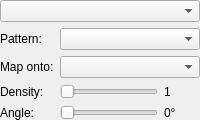
Qt form ui/forms/StripKernelColormapPanel.ui (Wolfieeewolf/OpenRGB3DSpatialPlugin) before a commit.
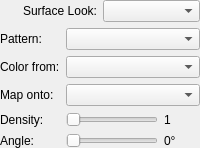
The same form after that commit.

Commit message:
feat: Colors & Patterns regroup, OpenRGB ColorWheel stops, pattern compose
Surface Look / Colour / Pattern layout, Color from Pattern|Effect, and OpenRGB ColorWheel dialog for stop picking instead of QColorDialog.

What changed in the file:
```diff
--- a/ui/forms/StripKernelColormapPanel.ui
+++ b/ui/forms/StripKernelColormapPanel.ui
@@ -16,11 +16,31 @@
     <number>0</number>
    </property>
    <item>
-    <widget class="QComboBox" name="sourceCombo">
-     <property name="toolTip">
-      <string>Surface Look paints the lit parts of the effect. Effect Colors uses rainbow/stops. Pattern uses a kernel with its own colors and animation.</string>
+    <layout class="QHBoxLayout" name="surfaceLookRow">
+     <property name="spacing">
+      <number>6</number>
      </property>
-    </widget>
+     <item>
+      <widget class="QLabel" name="surfaceLookCaption">
+       <property name="text">
+        <string>Surface Look:</string>
+       </property>
+       <property name="alignment">
+        <set>Qt::AlignRight|Qt::AlignVCenter</set>
+       </property>
+      </widget>
+     </item>
+     <item>
+      <widget class="QComboBox" name="sourceCombo">
+       <property name="toolTip">
+        <string>Effect Colors = Look/Custom/Rainbow on the lit shape. Pattern = kernel motion/layout (Color from chooses palette vs effect colours).</string>
+       </property>
+       <property name="accessibleName">
+        <string>Surface Look</string>
+       </property>
+      </widget>
+     </item>
+    </layout>
    </item>
    <item>
     <widget class="QWidget" name="secondaryPanel">
@@ -48,23 +68,40 @@
        <widget class="QComboBox" name="kernelCombo"/>
       </item>
       <item row="1" column="0">
+       <widget class="QLabel" name="colorFromCaption">
+        <property name="text">
+         <string>Color from:</string>
+        </property>
+       </widget>
+      </item>
+      <item row="1" column="1" colspan="2">
+       <widget class="QComboBox" name="colorFromCombo">
+        <property name="toolTip">
+         <string>Pattern = kernel palette. Effect = Look/Custom/Rainbow with Hue/Sat and Flat/Rich; the pattern supplies motion and shade.</string>
+        </property>
+        <property name="accessibleName">
+         <string>Pattern color from</string>
+        </property>
+       </widget>
+      </item>
+      <item row="2" column="0">
        <widget class="QLabel" name="unfoldCaption">
         <property name="text">
          <string>Map onto:</string>
         </property>
        </widget>
       </item>
-      <item row="1" column="1" colspan="2">
+      <item row="2" column="1" colspan="2">
        <widget class="QComboBox" name="unfoldCombo"/>
       </item>
-      <item row="2" column="0">
+      <item row="3" column="0">
        <widget class="QLabel" name="repeatsCaption">
         <property name="text">
          <string>Density:</string>
         </property>
        </widget>
       </item>
-      <item row="2" column="1">
+      <item row="3" column="1">
        <widget class="QSlider" name="repeatsSlider">
         <property name="orientation">
          <enum>Qt::Horizontal</enum>
@@ -80,7 +117,7 @@
         </property>
        </widget>
       </item>
-      <item row="2" column="2">
+      <item row="3" column="2">
        <widget class="QLabel" name="repeatsLabel">
         <property name="minimumSize">
          <size>
@@ -93,14 +130,14 @@
         </property>
        </widget>
       </item>
-      <item row="3" column="0">
+      <item row="4" column="0">
        <widget class="QLabel" name="dirCaption">
         <property name="text">
          <string>Angle:</string>
         </property>
        </widget>
       </item>
-      <item row="3" column="1">
+      <item row="4" column="1">
        <widget class="QSlider" name="dirSlider">
         <property name="orientation">
          <enum>Qt::Horizontal</enum>
@@ -110,7 +147,7 @@
         </property>
        </widget>
       </item>
-      <item row="3" column="2">
+      <item row="4" column="2">
        <widget class="QLabel" name="dirLabel">
         <property name="minimumSize">
          <size>
```
The commit also changes 18 other files.
